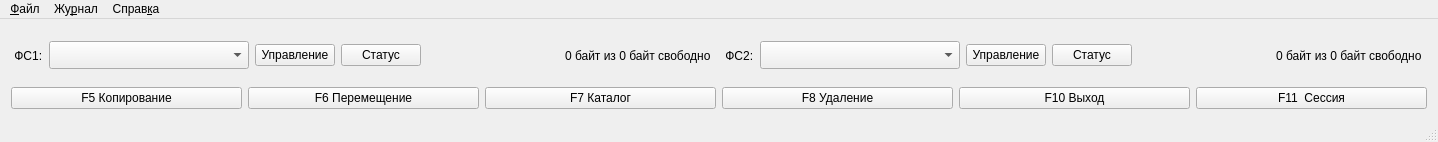
Qt form mainwindow.ui (cc3k/DataTransfer) before a commit.
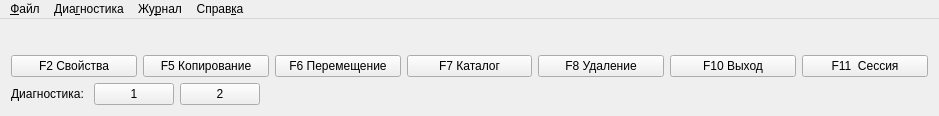
The same form after that commit.

```diff
--- a/mainwindow.ui
+++ b/mainwindow.ui
@@ -9,8 +9,8 @@
    <rect>
     <x>0</x>
     <y>0</y>
-    <width>1438</width>
-    <height>142</height>
+    <width>939</width>
+    <height>116</height>
    </rect>
   </property>
   <property name="windowTitle">
@@ -25,220 +25,27 @@
   <widget class="QWidget" name="centralWidget">
    <layout class="QVBoxLayout" name="verticalLayout">
     <item>
-     <layout class="QGridLayout" name="layoutFileExplorer">
-      <property name="sizeConstraint">
-       <enum>QLayout::SetMinimumSize</enum>
+     <widget class="QSplitter" name="panelSplitter">
+      <property name="orientation">
+       <enum>Qt::Horizontal</enum>
       </property>
-      <property name="leftMargin">
-       <number>0</number>
-      </property>
-      <item row="0" column="0">
-       <layout class="QHBoxLayout" name="horizontalLayout">
-        <property name="rightMargin">
-         <number>5</number>
-        </property>
-        <item>
-         <widget class="QLabel" name="labelFS1">
-          <property name="minimumSize">
-           <size>
-            <width>0</width>
-            <height>0</height>
-           </size>
-          </property>
-          <property name="maximumSize">
-           <size>
-            <width>16777215</width>
-            <height>16777215</height>
-           </size>
-          </property>
-          <property name="text">
-           <string> ФС1:</string>
-          </property>
-         </widget>
-        </item>
-        <item>
-         <widget class="QComboBox" name="comboBoxExplorer1">
-          <property name="minimumSize">
-           <size>
-            <width>200</width>
-            <height>28</height>
-           </size>
-          </property>
-          <property name="maximumSize">
-           <size>
-            <width>200</width>
-            <height>16777215</height>
-           </size>
-          </property>
-          <property name="sizeAdjustPolicy">
-           <enum>QComboBox::AdjustToContents</enum>
-          </property>
-         </widget>
-        </item>
-        <item>
-         <widget class="QPushButton" name="buttonRefreshLeft">
-          <property name="minimumSize">
-           <size>
-            <width>0</width>
-            <height>0</height>
-           </size>
-          </property>
-          <property name="maximumSize">
-           <size>
-            <width>16777215</width>
-            <height>16777215</height>
-           </size>
-          </property>
-          <property name="text">
-           <string>Управление</string>
-          </property>
-         </widget>
-        </item>
-        <item>
-         <widget class="QPushButton" name="pushButton">
-          <property name="text">
-           <string>Статус</string>
-          </property>
-         </widget>
-        </item>
-        <item>
-         <spacer name="horizontalSpacer">
-          <property name="orientation">
-           <enum>Qt::Horizontal</enum>
-          </property>
-          <property name="sizeHint" stdset="0">
-           <size>
-            <width>40</width>
-            <height>20</height>
-           </size>
-          </property>
-         </spacer>
-        </item>
-        <item>
-         <widget class="QLabel" name="labelFileSistemSizeLeft">
-          <property name="maximumSize">
-           <size>
-            <width>16777215</width>
-            <height>16777215</height>
-           </size>
-          </property>
-          <property name="text">
-           <string>0 байт из 0 байт свободно</string>
-          </property>
-          <property name="margin">
-           <number>2</number>
-          </property>
-         </widget>
-        </item>
-       </layout>
-      </item>
-      <item row="0" column="1">
-       <layout class="QHBoxLayout" name="horizontalLayout_2">
-        <property name="rightMargin">
-         <number>5</number>
-        </property>
-        <item>
-         <widget class="QLabel" name="labelFS2">
-          <property name="minimumSize">
-           <size>
-            <width>0</width>
-            <height>0</height>
-           </size>
-          </property>
-          <property name="maximumSize">
-           <size>
-            <width>16777215</width>
-            <height>16777215</height>
-           </size>
-          </property>
-          <property name="text">
-           <string> ФС2:</string>
-          </property>
-         </widget>
-        </item>
-        <item>
-         <widget class="QComboBox" name="comboBoxExplorer2">
-          <property name="minimumSize">
-           <size>
-            <width>200</width>
-            <height>28</height>
-           </size>
-          </property>
-          <property name="maximumSize">
-           <size>
-            <width>200</width>
-            <height>16777215</height>
-           </size>
-          </property>
-          <property name="sizeAdjustPolicy">
-           <enum>QComboBox::AdjustToContents</enum>
-          </property>
-         </widget>
-        </item>
-        <item>
-         <widget class="QPushButton" name="buttonRefreshRight">
-          <property name="minimumSize">
-           <size>
-            <width>0</width>
-            <height>0</height>
-           </size>
-          </property>
-          <property name="maximumSize">
-           <size>
-            <width>16777215</width>
-            <height>16777215</height>
-           </size>
-          </property>
-          <property name="text">
-           <string>Управление</string>
-          </property>
-         </widget>
-        </item>
-        <item>
-         <widget class="QPushButton" name="pushButton_2">
-          <property name="text">
-           <string>Статус</string>
-          </property>
-         </widget>
-        </item>
-        <item>
-         <spacer name="horizontalSpacer_2">
-          <property name="orientation">
-           <enum>Qt::Horizontal</enum>
-          </property>
-          <property name="sizeHint" stdset="0">
-           <size>
-            <width>40</width>
-            <height>20</height>
-           </size>
-          </property>
-         </spacer>
-        </item>
-        <item>
-         <widget class="QLabel" name="labelFileSistemSizeLeft_2">
-          <property name="maximumSize">
-           <size>
-            <width>16777215</width>
-            <height>16777215</height>
-           </size>
-          </property>
-          <property name="text">
-           <string>0 байт из 0 байт свободно</string>
-          </property>
-          <property name="margin">
-           <number>0</number>
-          </property>
-         </widget>
-        </item>
-       </layout>
-      </item>
-     </layout>
+     </widget>
     </item>
     <item>
-     <layout class="QHBoxLayout" name="horizontalLayoutButton" stretch="0,0,0,0,0,0">
+     <layout class="QHBoxLayout" name="horizontalLayoutButton" stretch="0,0,0,0,0,0,0">
       <property name="sizeConstraint">
        <enum>QLayout::SetMinimumSize</enum>
       </property>
+      <item>
+       <widget class="QPushButton" name="buttonProperties">
+        <property name="focusPolicy">
+         <enum>Qt::NoFocus</enum>
+        </property>
+        <property name="text">
+         <string>F2 Свойства</string>
+        </property>
+       </widget>
+      </item>
       <item>
        <widget class="QPushButton" name="buttonCopy">
         <property name="text">
@@ -283,6 +90,50 @@
       </item>
      </layout>
     </item>
+    <item>
+     <layout class="QHBoxLayout" name="horizontalLayout">
+      <item>
+       <widget class="QLabel" name="label">
+        <property name="text">
+         <string>Диагностика: </string>
+        </property>
+       </widget>
+      </item>
+      <item>
+       <widget class="QPushButton" name="pushButton">
+        <property name="focusPolicy">
+         <enum>Qt::NoFocus</enum>
+        </property>
+        <property name="text">
+         <string>1</string>
+        </property>
+       </widget>
+      </item>
+      <item>
+       <widget class="QPushButton" name="pushButton_2">
+        <property name="focusPolicy">
+         <enum>Qt::NoFocus</enum>
+        </property>
+        <property name="text">
+         <string>2</string>
+        </property>
+       </widget>
+      </item>
+      <item>
+       <spacer name="horizontalSpacer">
+        <property name="orientation">
+         <enum>Qt::Horizontal</enum>
+        </property>
+        <property name="sizeHint" stdset="0">
+         <size>
+          <width>40</width>
+          <height>20</height>
+         </size>
+        </property>
+       </spacer>
+      </item>
+     </layout>
+    </item>
    </layout>
   </widget>
   <widget class="QMenuBar" name="menuBar">
@@ -290,8 +141,8 @@
     <rect>
      <x>0</x>
      <y>0</y>
-     <width>1438</width>
-     <height>28</height>
+     <width>939</width>
+     <height>22</height>
     </rect>
    </property>
    <widget class="QMenu" name="menuFile">
@@ -309,11 +160,16 @@
      <string>Жу&amp;рнал</string>
     </property>
    </widget>
+   <widget class="QMenu" name="menu">
+    <property name="title">
+     <string>Диа&amp;гностика</string>
+    </property>
+   </widget>
    <addaction name="menuFile"/>
+   <addaction name="menu"/>
    <addaction name="menuJournal"/>
    <addaction name="menuAbout"/>
   </widget>
-  <widget class="QStatusBar" name="statusBar"/>
  </widget>
  <layoutdefault spacing="6" margin="11"/>
  <resources/>
```
Left out of the diff: 18 changed lines with no effect on the pictures.
